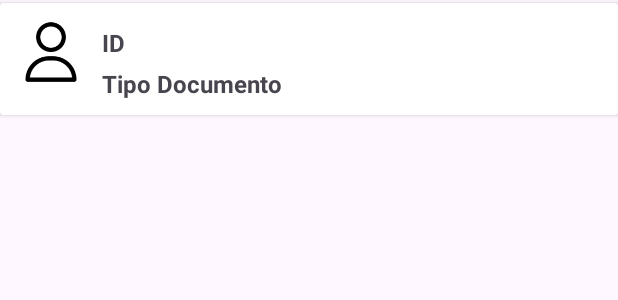
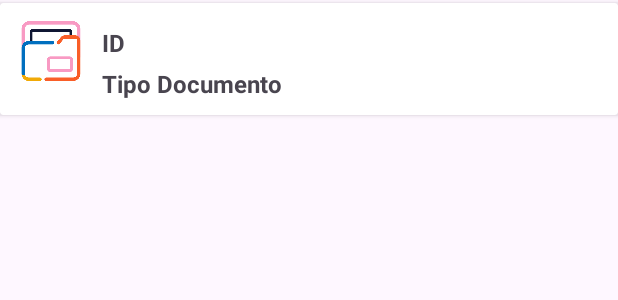
Before and after one commit to DianaHerrera01/Movil_proyecto_coinve, an Android app: the layout tiposdocumentocard.xml on its own in the app's theme, with its tools: preview values and no code run, on a phone screen of 412 x 824 dp. Shown: the top 300 px of the screen. Run offline under Robolectric (Android 15) with nearby library versions, the phone set to English and light mode, and no system bars.

Commit message:
app movil

```diff
--- a/app/src/main/java/com/befj/myapplication/Adapters/TipoDocumentoAdapter.java
+++ b/app/src/main/java/com/befj/myapplication/Adapters/TipoDocumentoAdapter.java
@@ -37,8 +37,8 @@ public class TipoDocumentoAdapter extends RecyclerView.Adapter<TipoDocumentoAdap
         TipoDocumento objaut = listaTipoDocumentos.get(position);
 
         // Establecer el texto en los TextView
-        holder.rv_tiposdocumento.setText("ID Tipo Documento: " + objaut.getnom_tipo_doc());
-        holder.rv_idtipodocumento.setText("Tipo Documento: " + objaut.getid_tipo_docum());
+        holder.rv_tiposdocumento.setText("Tipo Documento: " + objaut.getnom_tipo_doc());
+        holder.rv_idtipodocumento.setText("ID Tipo Documento: " + objaut.getid_tipo_docum());
     }
 
 
--- a/app/src/main/res/layout/fragment_color1.xml
+++ b/app/src/main/res/layout/fragment_color1.xml
@@ -3,7 +3,6 @@
     android:layout_width="match_parent"
     android:layout_height="match_parent"
     android:orientation="vertical"
-    android:background="@color/black">
+    android:background="@color/azul">
 
-    <!-- Aquí puedes agregar contenido para este fragmento -->
 </LinearLayout>
--- a/app/src/main/res/layout/fragment_color2.xml
+++ b/app/src/main/res/layout/fragment_color2.xml
@@ -3,6 +3,6 @@
     android:layout_width="match_parent"
     android:layout_height="match_parent"
     android:orientation="vertical"
-    android:background="@color/red">
+    android:background="@color/azul_menta">
 
 </LinearLayout>
--- a/app/src/main/res/layout/tiposdocumentocard.xml
+++ b/app/src/main/res/layout/tiposdocumentocard.xml
@@ -14,11 +14,11 @@
 
 
         <ImageView
-            android:id="@+id/iv_imagenautor"
+            android:id="@+id/iv_imagedoc"
             android:layout_width="48dp"
             android:layout_height="45dp"
             android:layout_marginRight="10dp"
-        android:src="@drawable/ic_clientes"/>
+        android:src="@drawable/ic_tipodocumento"/>
 
 
         <LinearLayout
--- a/app/src/main/res/values/colors.xml
+++ b/app/src/main/res/values/colors.xml
@@ -3,6 +3,8 @@
     <color name="black">#FF000000</color>
     <color name="white">#FFFFFFFF</color>
     <color name="red">#FF1414</color>
+    <color name= "azul">#0097B2</color>
+    <color name= "azul_menta">#9FE2BF</color>
 
 
 </resources>
```
Also changed, not shown: app/src/main/res/drawable/documento.png (added), app/src/main/res/drawable/ic_tipodocumento.png (added).
